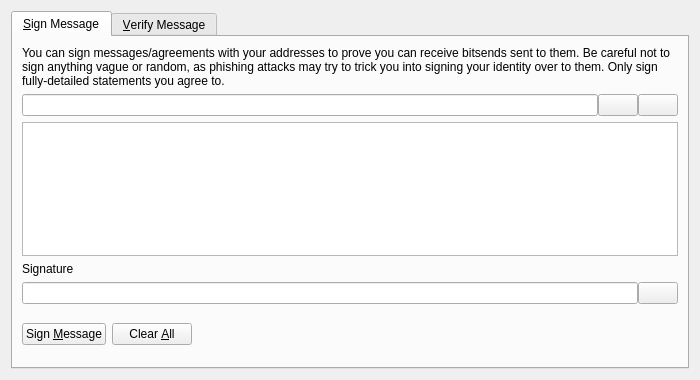
Above: src/qt/forms/signverifymessagedialog.ui from LIMXTEC/BitSend before the change. Below: the same form after it.
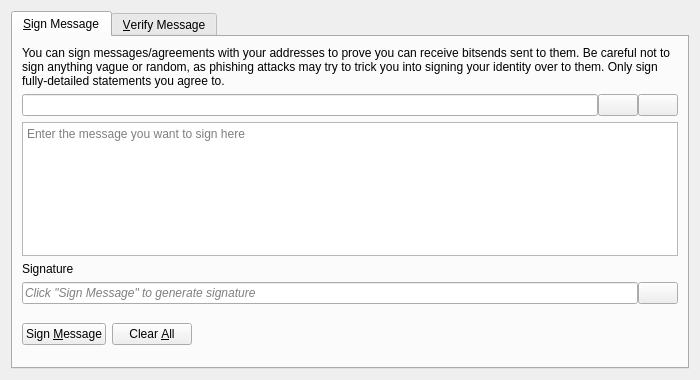
That is the form after the change. Icons and pictures are not drawn. Custom widgets are drawn as their Qt base class.

What changed in the file:
```diff
--- a/src/qt/forms/signverifymessagedialog.ui
+++ b/src/qt/forms/signverifymessagedialog.ui
@@ -99,6 +99,9 @@
          <property name="toolTip">
           <string>Enter the message you want to sign here</string>
          </property>
+         <property name="placeholderText">
+          <string>Enter the message you want to sign here</string>
+         </property>
         </widget>
        </item>
        <item>
@@ -118,6 +121,9 @@
          </property>
          <item>
           <widget class="QLineEdit" name="signatureOut_SM">
+           <property name="placeholderText">
+            <string>Click "Sign Message" to generate signature</string>
+           </property>
            <property name="font">
             <font>
              <italic>true</italic>
```
Left out of the diff: 26 changed lines with no effect on the pictures.
